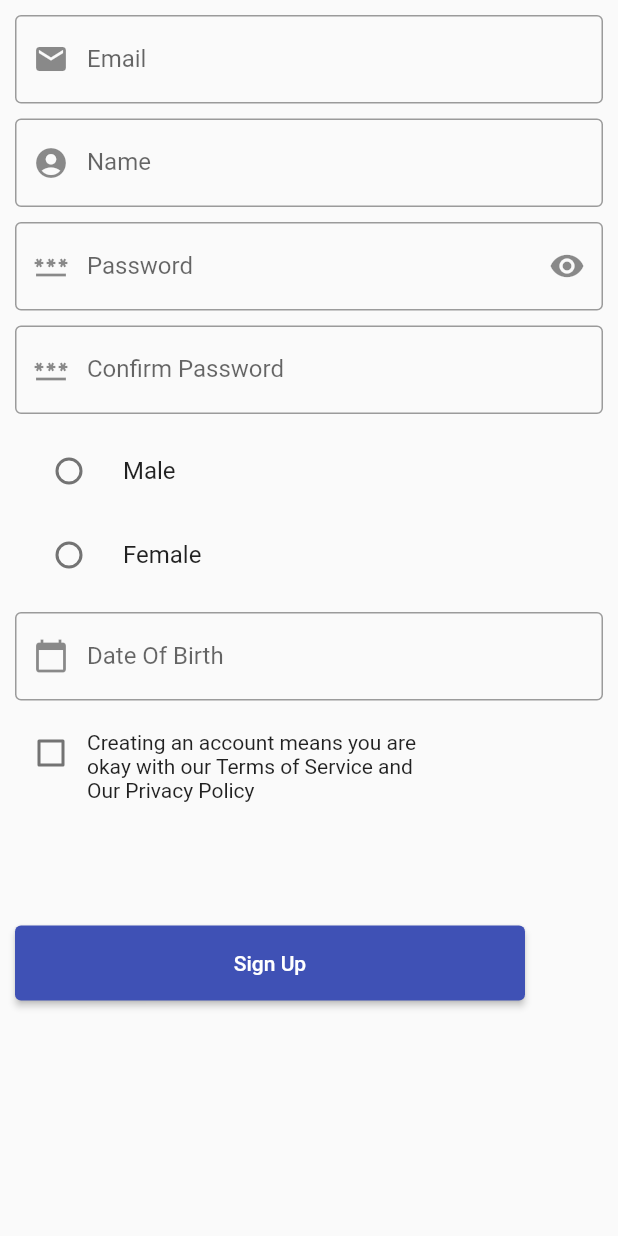
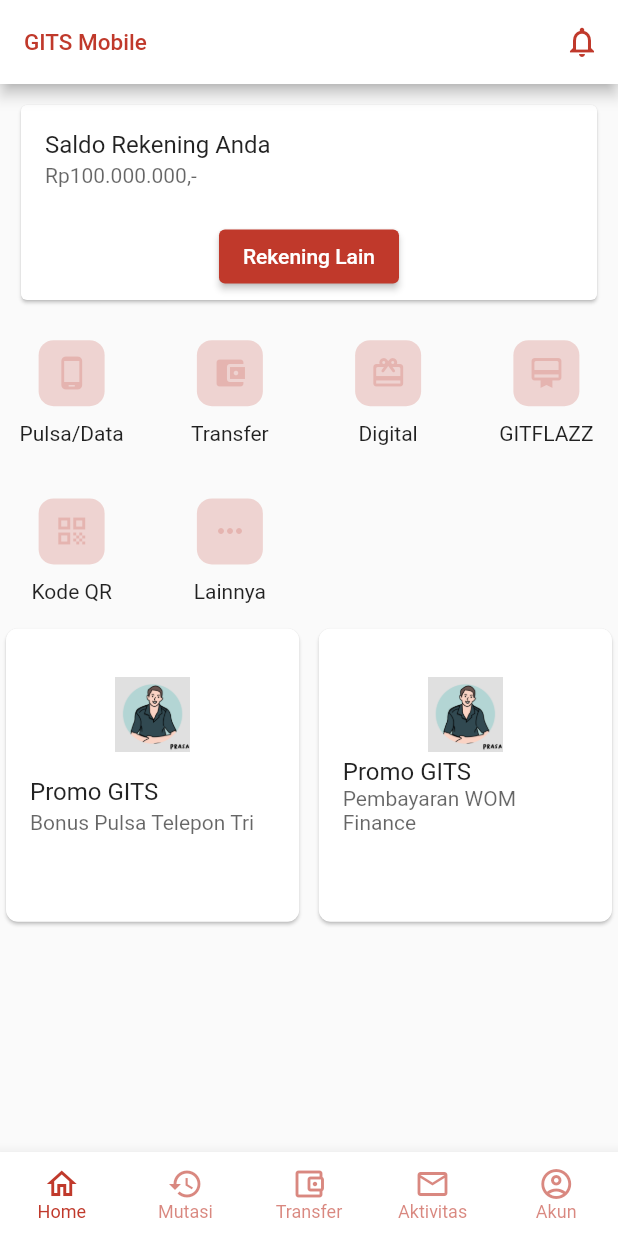
Before and after one commit to przt/flutter, a Flutter app: the screen it shows after launch, on a phone screen of 412 x 824 dp. Run offline on Flutter 3.47's test engine with Material 2 defaults, Android fonts, the phone set to English and light mode, and no system bars; our stand-ins replace google_fonts.

Commit message:
retask_tugas2_mbank
retask tugas 2 dengan pembuatan mobile banking

```diff
--- /dev/null
+++ b/flutter_basic/lib/colors_custom.dart
@@ -0,0 +1,5 @@
+import 'package:flutter/material.dart';
+
+Color pomeGranate = Color(0xFFc0392b);
+Color deepKomaru = Color(0xff130f40);
+Color crocoTooth = Color(0xffd1ccc0);
--- /dev/null
+++ b/flutter_basic/lib/home_mbank.dart
@@ -0,0 +1,144 @@
+import 'package:flutter/material.dart';
+import 'package:flutter_basic/colors_custom.dart';
+import 'package:flutter_basic/widget/balance_info.dart';
+import 'package:flutter_basic/widget/menu_bank.dart';
+import 'package:flutter_basic/widget/promo_info.dart';
+
+class MobileBanking extends StatefulWidget {
+  const MobileBanking({Key? key}) : super(key: key);
+
+  @override
+  _MobileBankingState createState() => _MobileBankingState();
+}
+
+class _MobileBankingState extends State<MobileBanking> {
+  int _currentIndex = 0;
+
+  @override
+  Widget build(BuildContext context) {
+    final colorScheme = Theme.of(context).colorScheme;
+    final textTheme = Theme.of(context).textTheme;
+
+    return Scaffold(
+      appBar: AppBar(
+        title: Text(
+          "GITS Mobile",
+          style: TextStyle(
+            color: pomeGranate,
+            fontSize: 15.0,
+          ),
+          textAlign: TextAlign.center,
+        ),
+        actions: <Widget>[
+          IconButton(
+            onPressed: () {},
+            icon: Icon(Icons.notifications_outlined),
+            color: pomeGranate,
+          )
+        ],
+        backgroundColor: Colors.white,
+      ),
+      body: ListView(
+        children: <Widget>[
+          Container(
+            margin: EdgeInsets.all(10.0),
+            child: BalanceInfo(),
+          ),
+          GridView.count(
+            shrinkWrap: true,
+            crossAxisCount: 4,
+            crossAxisSpacing: 10.0,
+            mainAxisSpacing: 10.0,
+            children: <Widget>[
+              BankMenu(
+                icon: Icons.phone_android_outlined,
+                iconColor: pomeGranate.withOpacity(.2),
+                label: 'Pulsa/Data',
+              ),
+              BankMenu(
+                icon: Icons.account_balance_wallet,
+                iconColor: pomeGranate.withOpacity(.2),
+                label: 'Transfer',
+              ),
+              BankMenu(
+                icon: Icons.wallet_giftcard_rounded,
+                iconColor: pomeGranate.withOpacity(.2),
+                label: 'Digital',
+              ),
+              BankMenu(
+                icon: Icons.wallet_membership_rounded,
+                iconColor: pomeGranate.withOpacity(.2),
+                label: 'GITFLAZZ',
+              ),
+              BankMenu(
+                icon: Icons.qr_code_outlined,
+                iconColor: pomeGranate.withOpacity(.2),
+                label: 'Kode QR',
+              ),
+              BankMenu(
+                icon: Icons.more_horiz,
+                iconColor: pomeGranate.withOpacity(.2),
+                label: 'Lainnya',
+              ),
+            ],
+          ),
+          Container(
+            child: GridView.count(
+              shrinkWrap: true,
+              crossAxisCount: 2,
+              crossAxisSpacing: 5.0,
+              mainAxisSpacing: 5.0,
+              children: <Widget>[
+                PromotionInfo(
+                  promoHeader: 'Promo GITS',
+                  promoSubHeader: 'Bonus Pulsa Telepon Tri',
+                  promoImage: 'minim2.png',
+                ),
+                PromotionInfo(
+                  promoHeader: 'Promo GITS',
+                  promoSubHeader: 'Pembayaran WOM Finance',
+                  promoImage: 'minim2.png',
+                ),
+              ],
+            ),
+          ),
+        ],
+      ),
+      bottomNavigationBar: BottomNavigationBar(
+        type: BottomNavigationBarType.fixed,
+        currentIndex: _currentIndex,
+        backgroundColor: colorScheme.surface,
+        selectedItemColor: pomeGranate,
+        unselectedItemColor: pomeGranate.withOpacity(.60),
+        selectedLabelStyle: textTheme.caption,
+        unselectedLabelStyle: textTheme.caption,
+        onTap: (value) {
+          // Respond to item press.
+          setState(() => _currentIndex = value);
+        },
+        items: [
+          BottomNavigationBarItem(
+            title: Text('Home'),
+            icon: Icon(Icons.home_outlined),
+          ),
+          BottomNavigationBarItem(
+            title: Text('Mutasi'),
+            icon: Icon(Icons.history),
+          ),
+          BottomNavigationBarItem(
+            title: Text('Transfer'),
+            icon: Icon(Icons.account_balance_wallet_outlined),
+          ),
+          BottomNavigationBarItem(
+            title: Text("Aktivitas"),
+            icon: Icon(Icons.mail_outline),
+          ),
+          BottomNavigationBarItem(
+            title: Text("Akun"),
+            icon: Icon(Icons.account_circle_outlined),
+          ),
+        ],
+      ),
+    );
+  }
+}
--- a/flutter_basic/lib/main.dart
+++ b/flutter_basic/lib/main.dart
@@ -1,5 +1,5 @@
 import 'package:flutter/material.dart';
-import 'package:flutter_basic/form_regist.dart';
+import 'package:flutter_basic/home_mbank.dart';
 
 void main() {
   runApp(MyApp());
@@ -10,8 +10,7 @@ class MyApp extends StatelessWidget {
   Widget build(BuildContext context) {
     return MaterialApp(
       title: 'Flutter Demo',
-      theme: ThemeData(primarySwatch: Colors.indigo),
-      home: FormRegistration(),
+      home: MobileBanking(),
     );
   }
 }
--- /dev/null
+++ b/flutter_basic/lib/widget/balance_info.dart
@@ -0,0 +1,34 @@
+import 'package:flutter/material.dart';
+import 'package:flutter_basic/colors_custom.dart';
+
+class BalanceInfo extends StatelessWidget {
+  const BalanceInfo({Key? key}) : super(key: key);
+
+  @override
+  Widget build(BuildContext context) {
+    return Card(
+      clipBehavior: Clip.antiAlias,
+      child: Column(
+        children: [
+          ListTile(
+            title: const Text('Saldo Rekening Anda'),
+            subtitle: Text(
+              'Rp100.000.000,-',
+              style: TextStyle(color: Colors.black.withOpacity(0.6)),
+            ),
+          ),
+          Padding(
+            padding: const EdgeInsets.all(5.0),
+            child: ElevatedButton(
+              style: ElevatedButton.styleFrom(
+                primary: pomeGranate,
+              ),
+              onPressed: () {},
+              child: const Text('Rekening Lain'),
+            ),
+          ),
+        ],
+      ),
+    );
+  }
+}
--- /dev/null
+++ b/flutter_basic/lib/widget/menu_bank.dart
@@ -0,0 +1,40 @@
+import 'package:flutter/material.dart';
+import 'package:flutter_basic/colors_custom.dart';
+
+class BankMenu extends StatelessWidget {
+  final IconData? icon;
+  final Color? iconColor;
+  final String? label;
+
+  BankMenu({
+    this.icon,
+    this.iconColor,
+    this.label,
+  });
+
+  @override
+  Widget build(BuildContext context) {
+    return Container(
+      child: Column(
+        mainAxisAlignment: MainAxisAlignment.center,
+        children: <Widget>[
+          Container(
+            decoration: BoxDecoration(
+                color: iconColor, borderRadius: BorderRadius.circular(10.0)),
+            child: Padding(
+              padding: const EdgeInsets.all(10.0),
+              child: Icon(
+                icon,
+                color: iconColor,
+              ),
+            ),
+          ),
+          SizedBox(
+            height: 10.0,
+          ),
+          Text('$label'),
+        ],
+      ),
+    );
+  }
+}
--- /dev/null
+++ b/flutter_basic/lib/widget/promo_info.dart
@@ -0,0 +1,38 @@
+import 'package:flutter/material.dart';
+
+class PromotionInfo extends StatelessWidget {
+  final String? promoHeader;
+  final String? promoSubHeader;
+  final String? promoImage;
+
+  PromotionInfo({
+    this.promoHeader,
+    this.promoSubHeader,
+    this.promoImage,
+  });
+
+  @override
+  Widget build(BuildContext context) {
+    return Card(
+      shape: RoundedRectangleBorder(
+          borderRadius: BorderRadius.all(Radius.circular(8.0))),
+      clipBehavior: Clip.antiAlias,
+      child: Column(
+        children: [
+          Padding(
+            padding: const EdgeInsets.all(16.0),
+          ),
+          Image.asset('assets/images/$promoImage',
+              width: 50, height: 50, fit: BoxFit.fill),
+          ListTile(
+            title: Text("$promoHeader"),
+            subtitle: Text(
+              "$promoSubHeader",
+              style: TextStyle(color: Colors.black.withOpacity(0.6)),
+            ),
+          ),
+        ],
+      ),
+    );
+  }
+}
--- a/flutter_basic/pubspec.yaml
+++ b/flutter_basic/pubspec.yaml
@@ -28,6 +28,7 @@ dependencies:
   # The following adds the Cupertino Icons font to your application.
   # Use with the CupertinoIcons class for iOS style icons.
   cupertino_icons: ^1.0.2
+  google_fonts: ^2.1.0
 
 dev_dependencies:
   flutter_test:
```
Also changed, not shown: flutter_basic/lib/home_page.dart (added, +68 -0 lines), flutter_basic/lib/profil_page.dart (added, +173 -0 lines), flutter_basic/pubspec.lock.
